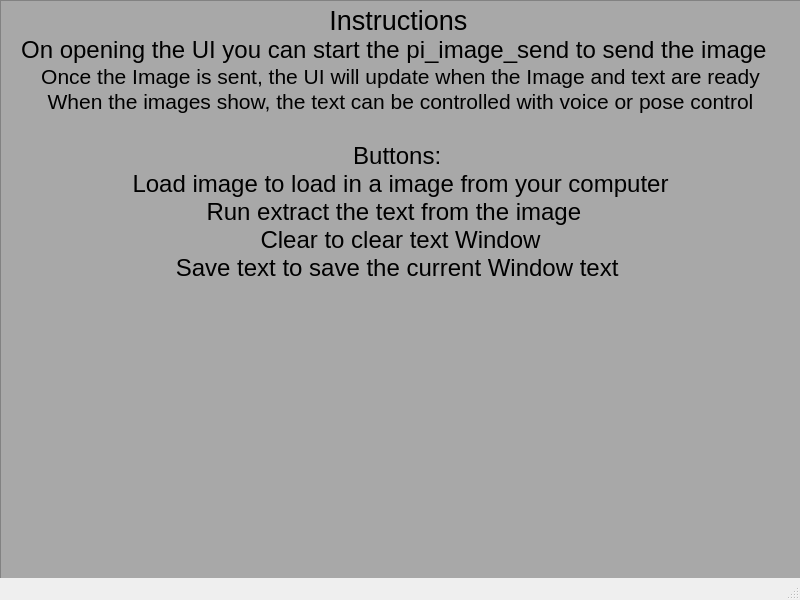
Qt form UI/Instructions_Pop_up.ui (180D-FW-2021/Team6) before a commit.
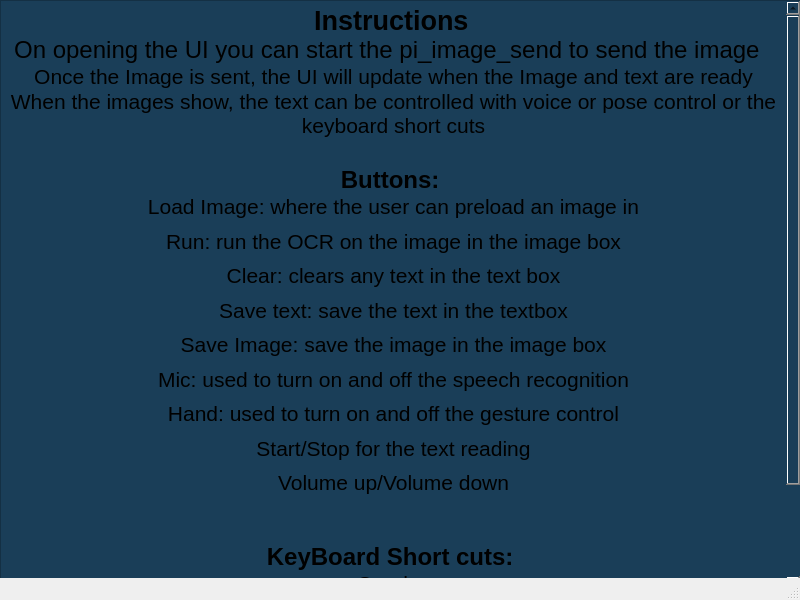
The same form after that commit.

Commit message: Update on Instructions Button

Diff of the .ui file:
```diff
--- a/UI/Instructions_Pop_up.ui
+++ b/UI/Instructions_Pop_up.ui
@@ -32,24 +32,34 @@
      <enum>Qt::LeftToRight</enum>
     </property>
     <property name="styleSheet">
-     <string notr="true">background-color: rgb(168, 168, 168)</string>
+     <string notr="true">background-color: rgb(26, 62, 88)</string>
     </property>
     <property name="html">
      <string>&lt;!DOCTYPE HTML PUBLIC &quot;-//W3C//DTD HTML 4.0//EN&quot; &quot;http://www.w3.org/TR/REC-html40/strict.dtd&quot;&gt;
 &lt;html&gt;&lt;head&gt;&lt;meta name=&quot;qrichtext&quot; content=&quot;1&quot; /&gt;&lt;style type=&quot;text/css&quot;&gt;
 p, li { white-space: pre-wrap; }
 &lt;/style&gt;&lt;/head&gt;&lt;body style=&quot; font-family:'MS Shell Dlg 2'; font-size:20pt; font-weight:400; font-style:normal;&quot;&gt;
-&lt;p align=&quot;center&quot; style=&quot; margin-top:0px; margin-bottom:0px; margin-left:0px; margin-right:0px; -qt-block-indent:0; text-indent:0px;&quot;&gt;&lt;span style=&quot; font-size:8.25pt;&quot;&gt; &lt;/span&gt;Instructions &lt;/p&gt;
+&lt;p align=&quot;center&quot; style=&quot; margin-top:0px; margin-bottom:0px; margin-left:0px; margin-right:0px; -qt-block-indent:0; text-indent:0px;&quot;&gt;&lt;span style=&quot; font-size:8.25pt; font-weight:600;&quot;&gt; &lt;/span&gt;&lt;span style=&quot; font-weight:600;&quot;&gt;Instructions &lt;/span&gt;&lt;/p&gt;
 &lt;p align=&quot;center&quot; style=&quot; margin-top:0px; margin-bottom:0px; margin-left:0px; margin-right:0px; -qt-block-indent:0; text-indent:0px;&quot;&gt;&lt;span style=&quot; font-size:18pt;&quot;&gt;On opening the UI you can start the pi_image_send to send the image  &lt;/span&gt;&lt;/p&gt;
 &lt;p align=&quot;center&quot; style=&quot; margin-top:0px; margin-bottom:0px; margin-left:0px; margin-right:0px; -qt-block-indent:0; text-indent:0px;&quot;&gt;&lt;span style=&quot; font-size:16pt;&quot;&gt;Once the Image is sent, the UI will update when the Image and text are ready&lt;/span&gt;&lt;/p&gt;
-&lt;p align=&quot;center&quot; style=&quot; margin-top:0px; margin-bottom:0px; margin-left:0px; margin-right:0px; -qt-block-indent:0; text-indent:0px;&quot;&gt;&lt;span style=&quot; font-size:16pt;&quot;&gt;When the images show, the text can be controlled with voice or pose control&lt;/span&gt;&lt;/p&gt;
+&lt;p align=&quot;center&quot; style=&quot; margin-top:0px; margin-bottom:0px; margin-left:0px; margin-right:0px; -qt-block-indent:0; text-indent:0px;&quot;&gt;&lt;span style=&quot; font-size:16pt;&quot;&gt;When the images show, the text can be controlled with voice or pose control or the keyboard short cuts&lt;/span&gt;&lt;/p&gt;
 &lt;p align=&quot;center&quot; style=&quot;-qt-paragraph-type:empty; margin-top:0px; margin-bottom:0px; margin-left:0px; margin-right:0px; -qt-block-indent:0; text-indent:0px; font-size:18pt;&quot;&gt;&lt;br /&gt;&lt;/p&gt;
-&lt;p align=&quot;center&quot; style=&quot; margin-top:0px; margin-bottom:0px; margin-left:0px; margin-right:0px; -qt-block-indent:0; text-indent:0px;&quot;&gt;&lt;span style=&quot; font-size:18pt;&quot;&gt;Buttons: &lt;/span&gt;&lt;/p&gt;
-&lt;p align=&quot;center&quot; style=&quot; margin-top:0px; margin-bottom:0px; margin-left:0px; margin-right:0px; -qt-block-indent:0; text-indent:0px;&quot;&gt;&lt;span style=&quot; font-size:18pt;&quot;&gt;Load image to load in a image from your computer&lt;/span&gt;&lt;/p&gt;
-&lt;p align=&quot;center&quot; style=&quot; margin-top:0px; margin-bottom:0px; margin-left:0px; margin-right:0px; -qt-block-indent:0; text-indent:0px;&quot;&gt;&lt;span style=&quot; font-size:18pt;&quot;&gt;Run extract the text from the image  &lt;/span&gt;&lt;/p&gt;
-&lt;p align=&quot;center&quot; style=&quot; margin-top:0px; margin-bottom:0px; margin-left:0px; margin-right:0px; -qt-block-indent:0; text-indent:0px;&quot;&gt;&lt;span style=&quot; font-size:18pt;&quot;&gt;Clear to clear text Window&lt;/span&gt;&lt;/p&gt;
-&lt;p align=&quot;center&quot; style=&quot; margin-top:0px; margin-bottom:0px; margin-left:0px; margin-right:0px; -qt-block-indent:0; text-indent:0px;&quot;&gt;&lt;span style=&quot; font-size:18pt;&quot;&gt;Save text to save the current Window text &lt;/span&gt;&lt;/p&gt;
-&lt;p align=&quot;center&quot; style=&quot;-qt-paragraph-type:empty; margin-top:0px; margin-bottom:0px; margin-left:0px; margin-right:0px; -qt-block-indent:0; text-indent:0px; font-size:18pt;&quot;&gt;&lt;br /&gt;&lt;/p&gt;
+&lt;p align=&quot;center&quot; style=&quot; margin-top:0px; margin-bottom:0px; margin-left:0px; margin-right:0px; -qt-block-indent:0; text-indent:0px;&quot;&gt;&lt;span style=&quot; font-size:18pt; font-weight:600;&quot;&gt;Buttons: &lt;/span&gt;&lt;/p&gt;
+&lt;p align=&quot;center&quot; style=&quot; margin-top:0px; margin-bottom:0px; margin-left:0px; margin-right:0px; -qt-block-indent:0; text-indent:0px; line-height:138%; background-color:transparent;&quot;&gt;&lt;a name=&quot;docs-internal-guid-1b784d81-7fff-6917-0ffc-9d605d237daf&quot;&gt;&lt;/a&gt;&lt;span style=&quot; font-family:'Arial'; font-size:16pt; color:#000000; background-color:transparent;&quot;&gt;L&lt;/span&gt;&lt;span style=&quot; font-family:'Arial'; font-size:16pt; color:#000000; background-color:transparent;&quot;&gt;oad Image: where the user can preload an image in&lt;/span&gt;&lt;/p&gt;
+&lt;p align=&quot;center&quot; style=&quot; margin-top:0px; margin-bottom:0px; margin-left:0px; margin-right:0px; -qt-block-indent:0; text-indent:0px; line-height:138%; background-color:transparent;&quot;&gt;&lt;span style=&quot; font-family:'Arial'; font-size:16pt; color:#000000; background-color:transparent;&quot;&gt;Run: run the OCR on the image in the image box&lt;/span&gt;&lt;/p&gt;
+&lt;p align=&quot;center&quot; style=&quot; margin-top:0px; margin-bottom:0px; margin-left:0px; margin-right:0px; -qt-block-indent:0; text-indent:0px; line-height:138%; background-color:transparent;&quot;&gt;&lt;span style=&quot; font-family:'Arial'; font-size:16pt; color:#000000; background-color:transparent;&quot;&gt;Clear: clears any text in the text box&lt;/span&gt;&lt;/p&gt;
+&lt;p align=&quot;center&quot; style=&quot; margin-top:0px; margin-bottom:0px; margin-left:0px; margin-right:0px; -qt-block-indent:0; text-indent:0px; line-height:138%; background-color:transparent;&quot;&gt;&lt;span style=&quot; font-family:'Arial'; font-size:16pt; color:#000000; background-color:transparent;&quot;&gt;Save text: save the text in the textbox&lt;/span&gt;&lt;/p&gt;
+&lt;p align=&quot;center&quot; style=&quot; margin-top:0px; margin-bottom:0px; margin-left:0px; margin-right:0px; -qt-block-indent:0; text-indent:0px; line-height:138%; background-color:transparent;&quot;&gt;&lt;span style=&quot; font-family:'Arial'; font-size:16pt; color:#000000; background-color:transparent;&quot;&gt;Save Image: save the image in the image box&lt;/span&gt;&lt;/p&gt;
+&lt;p align=&quot;center&quot; style=&quot; margin-top:0px; margin-bottom:0px; margin-left:0px; margin-right:0px; -qt-block-indent:0; text-indent:0px; line-height:138%; background-color:transparent;&quot;&gt;&lt;span style=&quot; font-family:'Arial'; font-size:16pt; color:#000000; background-color:transparent;&quot;&gt;Mic: used to turn on and off the speech recognition&lt;/span&gt;&lt;/p&gt;
+&lt;p align=&quot;center&quot; style=&quot; margin-top:0px; margin-bottom:0px; margin-left:0px; margin-right:0px; -qt-block-indent:0; text-indent:0px; line-height:138%; background-color:transparent;&quot;&gt;&lt;span style=&quot; font-family:'Arial'; font-size:16pt; color:#000000; background-color:transparent;&quot;&gt;Hand: used to turn on and off the gesture control&lt;/span&gt;&lt;/p&gt;
+&lt;p align=&quot;center&quot; style=&quot; margin-top:0px; margin-bottom:0px; margin-left:0px; margin-right:0px; -qt-block-indent:0; text-indent:0px; line-height:138%; background-color:transparent;&quot;&gt;&lt;span style=&quot; font-family:'Arial'; font-size:16pt; color:#000000; background-color:transparent;&quot;&gt;Start/Stop for the text reading&lt;/span&gt;&lt;/p&gt;
+&lt;p align=&quot;center&quot; style=&quot; margin-top:0px; margin-bottom:0px; margin-left:0px; margin-right:0px; -qt-block-indent:0; text-indent:0px; line-height:138%; background-color:transparent;&quot;&gt;&lt;span style=&quot; font-family:'Arial'; font-size:16pt; color:#000000; background-color:transparent;&quot;&gt;Volume up/Volume down&lt;/span&gt;&lt;/p&gt;
+&lt;p align=&quot;center&quot; style=&quot;-qt-paragraph-type:empty; margin-top:0px; margin-bottom:0px; margin-left:0px; margin-right:0px; -qt-block-indent:0; text-indent:0px; line-height:138%; font-family:'Arial'; font-size:18pt; color:#000000; background-color:transparent;&quot;&gt;&lt;br /&gt;&lt;/p&gt;
+&lt;p align=&quot;center&quot; style=&quot; margin-top:0px; margin-bottom:0px; margin-left:0px; margin-right:0px; -qt-block-indent:0; text-indent:0px;&quot;&gt;&lt;span style=&quot; font-size:18pt; font-weight:600;&quot;&gt;KeyBoard Short cuts: &lt;/span&gt;&lt;/p&gt;
+&lt;p align=&quot;center&quot; style=&quot; margin-top:0px; margin-bottom:0px; margin-left:0px; margin-right:0px; -qt-block-indent:0; text-indent:0px;&quot;&gt;&lt;span style=&quot; font-size:16pt;&quot;&gt;Q - play&lt;/span&gt;&lt;/p&gt;
+&lt;p align=&quot;center&quot; style=&quot; margin-top:0px; margin-bottom:0px; margin-left:0px; margin-right:0px; -qt-block-indent:0; text-indent:0px;&quot;&gt;&lt;span style=&quot; font-size:16pt;&quot;&gt;W - pause&lt;/span&gt;&lt;/p&gt;
+&lt;p align=&quot;center&quot; style=&quot; margin-top:0px; margin-bottom:0px; margin-left:0px; margin-right:0px; -qt-block-indent:0; text-indent:0px;&quot;&gt;&lt;span style=&quot; font-size:16pt;&quot;&gt;E - stop&lt;/span&gt;&lt;/p&gt;
+&lt;p align=&quot;center&quot; style=&quot; margin-top:0px; margin-bottom:0px; margin-left:0px; margin-right:0px; -qt-block-indent:0; text-indent:0px;&quot;&gt;&lt;span style=&quot; font-size:16pt;&quot;&gt;A - speech recognition &lt;/span&gt;&lt;/p&gt;
 &lt;p align=&quot;center&quot; style=&quot; margin-top:0px; margin-bottom:0px; margin-left:0px; margin-right:0px; -qt-block-indent:0; text-indent:0px;&quot;&gt;&lt;span style=&quot; font-size:18pt;&quot;&gt; &lt;/span&gt;&lt;/p&gt;&lt;/body&gt;&lt;/html&gt;</string>
     </property>
    </widget>
```
The commit also changes 1 other file.
